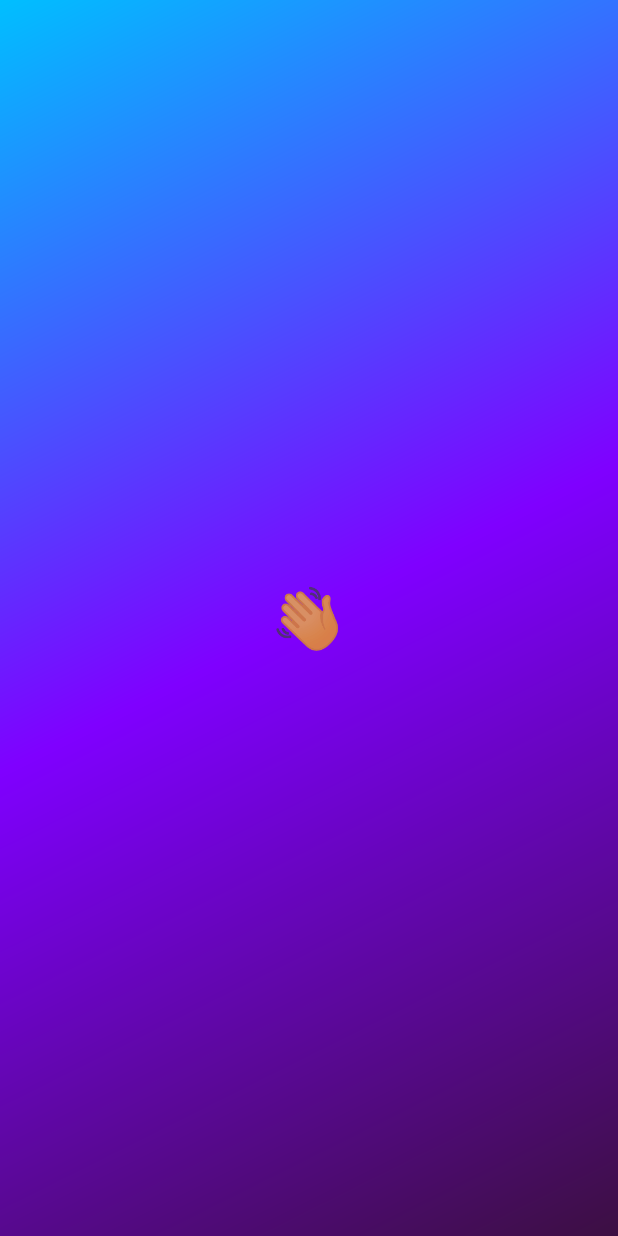
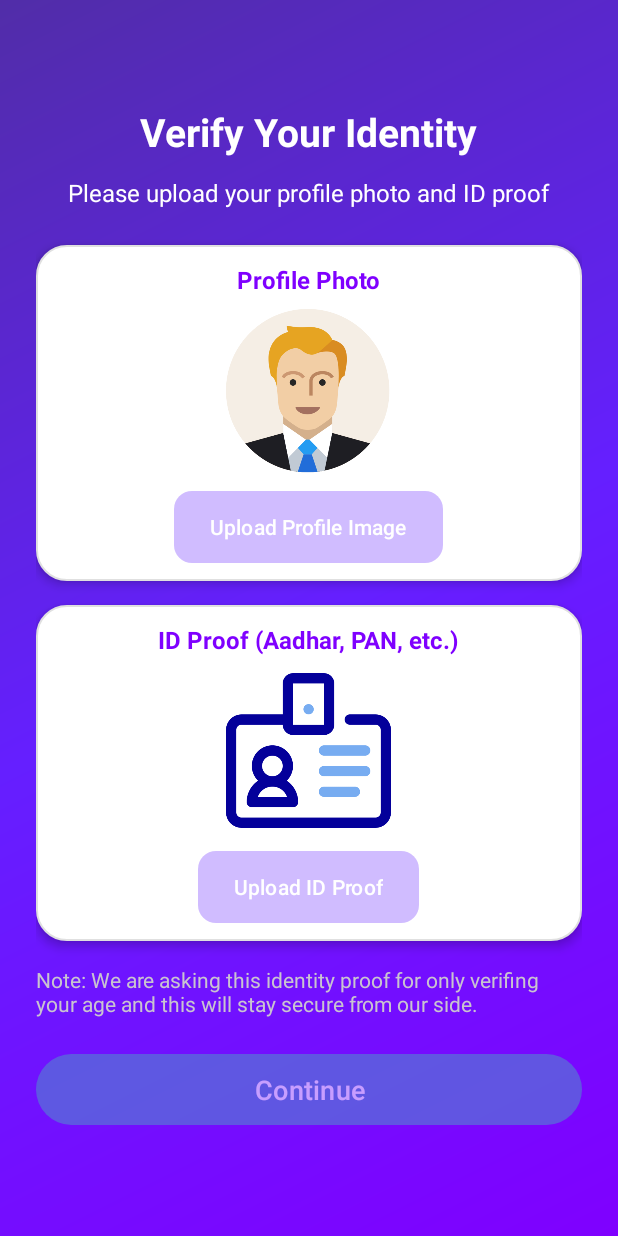
Before and after one commit to Harshilbhudiyaa/final_juglu, an Android app: the LookingForActivity screen opened directly, with no data from a screen before it, after a tap on "Confirm", on a phone screen of 412 x 824 dp. Run offline under Robolectric (Android 15) with nearby library versions, the phone set to English and light mode, and no system bars; 1 other tap on this screen came first.

Commit message:
identity_ver

```diff
--- a/app/src/main/AndroidManifest.xml
+++ b/app/src/main/AndroidManifest.xml
@@ -12,6 +12,9 @@
         android:supportsRtl="true"
         android:theme="@style/Theme.MyApp"
         tools:targetApi="31">
+        <activity android:name=".IdentityUploadActivity"
+            android:exported="false"/>
+
         <activity
             android:name=".LookingForActivity"
             android:exported="false" />
--- /dev/null
+++ b/app/src/main/java/com/infowave/demo/IdentityUploadActivity.java
@@ -0,0 +1,87 @@
+package com.infowave.demo;
+
+import android.content.Intent;
+import android.graphics.Bitmap;
+import android.net.Uri;
+import android.os.Bundle;
+import android.provider.MediaStore;
+import android.widget.Button;
+import android.widget.ImageView;
+
+import androidx.annotation.Nullable;
+import androidx.appcompat.app.AppCompatActivity;
+
+import java.io.IOException;
+
+public class IdentityUploadActivity extends AppCompatActivity {
+
+    private static final int PICK_PROFILE_IMAGE = 101;
+    private static final int PICK_ID_PROOF = 102;
+
+    private ImageView imgProfile, imgIdProof;
+    private Button btnPickProfile, btnPickIdProof, btnContinue;
+
+    private boolean isProfileUploaded = false;
+    private boolean isIdUploaded = false;
+
+    @Override
+    protected void onCreate(Bundle savedInstanceState) {
+        super.onCreate(savedInstanceState);
+        setContentView(R.layout.identity_document_upload);
+
+        imgProfile = findViewById(R.id.imgProfile);
+        imgIdProof = findViewById(R.id.imgIdProof);
+        btnPickProfile = findViewById(R.id.btnPickProfile);
+        btnPickIdProof = findViewById(R.id.btnPickIdProof);
+        btnContinue = findViewById(R.id.btnContinue);
+
+        // Start with Continue button disabled
+        btnContinue.setEnabled(false);
+        btnContinue.setAlpha(0.6f);
+
+        btnPickProfile.setOnClickListener(v -> pickImage(PICK_PROFILE_IMAGE));
+        btnPickIdProof.setOnClickListener(v -> pickImage(PICK_ID_PROOF));
+
+        btnContinue.setOnClickListener(v -> {
+            // On continue, move to MainActivity
+            startActivity(new Intent(IdentityUploadActivity.this, Main.class));
+            finish();
+        });
+    }
+
+    private void pickImage(int requestCode) {
+        Intent intent = new Intent(Intent.ACTION_PICK, MediaStore.Images.Media.EXTERNAL_CONTENT_URI);
+        startActivityForResult(Intent.createChooser(intent, "Select Image"), requestCode);
+    }
+
+    @Override
+    protected void onActivityResult(int requestCode, int resultCode, @Nullable Intent data) {
+        super.onActivityResult(requestCode, resultCode, data);
+
+        if (resultCode == RESULT_OK && data != null && data.getData() != null) {
+            Uri selectedImageUri = data.getData();
+            try {
+                Bitmap bitmap = MediaStore.Images.Media.getBitmap(this.getContentResolver(), selectedImageUri);
+
+                if (requestCode == PICK_PROFILE_IMAGE) {
+                    imgProfile.setImageBitmap(bitmap);
+                    isProfileUploaded = true;
+                } else if (requestCode == PICK_ID_PROOF) {
+                    imgIdProof.setImageBitmap(bitmap);
+                    isIdUploaded = true;
+                }
+                // Enable the continue button if both images are uploaded
+                checkBothImagesUploaded();
+
+            } catch (IOException e) {
+                e.printStackTrace();
+            }
+        }
+    }
+
+    private void checkBothImagesUploaded() {
+        boolean enabled = isProfileUploaded && isIdUploaded;
+        btnContinue.setEnabled(enabled);
+        btnContinue.setAlpha(enabled ? 1f : 0.6f);
+    }
+}
--- a/app/src/main/java/com/infowave/demo/LookingForActivity.java
+++ b/app/src/main/java/com/infowave/demo/LookingForActivity.java
@@ -67,10 +67,14 @@ public class LookingForActivity extends AppCompatActivity {
     }
 
     private void navigateToHome(String selection) {
-        Intent intent = new Intent(LookingForActivity.this, Main.class);
-        intent.putExtra("lookingFor", selection);
+        Intent intent = new Intent(LookingForActivity.this, IdentityUploadActivity.class);
+        if (getIntent().getExtras() != null) {
+            intent.putExtras(getIntent().getExtras()); // chain all previous user info
+        }
+        intent.putExtra("lookingFor", selection); // add this step's info
         startActivity(intent);
         overridePendingTransition(android.R.anim.fade_in, android.R.anim.fade_out);
         finish();
     }
+
 }
--- /dev/null
+++ b/app/src/main/res/layout/identity_document_upload.xml
@@ -0,0 +1,138 @@
+<?xml version="1.0" encoding="utf-8"?>
+<ScrollView xmlns:android="http://schemas.android.com/apk/res/android"
+    xmlns:app="http://schemas.android.com/apk/res-auto"
+    android:layout_width="match_parent"
+    android:layout_height="match_parent"
+    android:background="@drawable/gradient_background"
+    android:fillViewport="true">
+
+    <LinearLayout
+        android:layout_width="match_parent"
+        android:layout_height="wrap_content"
+        android:orientation="vertical"
+        android:gravity="center"
+        android:padding="24dp">
+
+        <!-- Header -->
+        <TextView
+            android:layout_width="wrap_content"
+            android:layout_height="wrap_content"
+            android:text="Verify Your Identity"
+            android:textSize="26sp"
+            android:textStyle="bold"
+            android:textColor="@color/white"
+            android:layout_marginBottom="12dp"/>
+
+        <TextView
+            android:layout_width="wrap_content"
+            android:layout_height="wrap_content"
+            android:text="Please upload your profile photo and ID proof"
+            android:textSize="16sp"
+            android:textColor="@color/white"
+            android:layout_marginBottom="24dp"/>
+
+        <!-- Profile Image Picker -->
+        <LinearLayout
+            android:layout_width="match_parent"
+            android:layout_height="wrap_content"
+            android:orientation="vertical"
+            android:gravity="center"
+            android:padding="12dp"
+            android:background="@drawable/form_container_bg"
+            android:elevation="4dp"
+            android:layout_marginBottom="16dp">
+
+            <TextView
+                android:layout_width="wrap_content"
+                android:layout_height="wrap_content"
+                android:text="Profile Photo"
+                android:textSize="16sp"
+                android:textColor="#7F00FF"
+                android:textStyle="bold"
+                android:layout_marginBottom="8dp"/>
+
+            <ImageView
+                android:id="@+id/imgProfile"
+                android:layout_width="110dp"
+                android:layout_height="110dp"
+                android:src="@drawable/ic_profile_placeholder"
+                android:scaleType="centerCrop"
+
+                android:clickable="true"
+                android:focusable="true"
+                android:contentDescription="Profile photo"
+                android:layout_marginBottom="12dp"/>
+
+            <Button
+                android:id="@+id/btnPickProfile"
+                android:layout_width="wrap_content"
+                android:layout_height="wrap_content"
+                android:text="Upload Profile Image"
+                android:textColor="@android:color/white"
+                android:background="@drawable/button_gradient"/>
+        </LinearLayout>
+
+        <!-- ID Proof Picker -->
+        <LinearLayout
+            android:layout_width="match_parent"
+            android:layout_height="wrap_content"
+            android:orientation="vertical"
+            android:gravity="center"
+            android:padding="12dp"
+            android:background="@drawable/form_container_bg"
+            android:elevation="4dp"
+            android:layout_marginBottom="16dp">
+
+            <TextView
+                android:layout_width="wrap_content"
+                android:layout_height="wrap_content"
+                android:text="ID Proof (Aadhar, PAN, etc.)"
+                android:textSize="16sp"
+                android:textColor="#7F00FF"
+                android:textStyle="bold"
+                android:layout_marginBottom="8dp"/>
+
+            <ImageView
+                android:id="@+id/imgIdProof"
+                android:layout_width="110dp"
+                android:layout_height="110dp"
+                android:src="@drawable/ic_id_placeholder"
+                android:scaleType="centerCrop"
+
+                android:clickable="true"
+                android:focusable="true"
+                android:contentDescription="ID Proof"
+                android:layout_marginBottom="12dp"/>
+
+            <Button
+                android:id="@+id/btnPickIdProof"
+                android:layout_width="wrap_content"
+                android:layout_height="wrap_content"
+                android:text="Upload ID Proof"
+                android:textColor="@android:color/white"
+                android:background="@drawable/button_gradient"/>
+        </LinearLayout>
+
+    <TextView
+        android:layout_width="match_parent"
+        android:layout_height="wrap_content"
+        android:text="Note: We are asking this identity proof for only verifing your age and this will stay secure from our side."/>
+
+        <!-- Continue Button -->
+        <Button
+            android:id="@+id/btnContinue"
+            android:layout_width="match_parent"
+            android:layout_height="55dp"
+            android:text="Continue"
+            android:textAllCaps="false"
+            android:textSize="18sp"
+            android:layout_marginTop="20dp"
+            android:textColor="@android:color/white"
+            app:backgroundTint="#5288CF"
+            android:elevation="6dp"
+            android:fontFamily="sans-serif-medium"
+            android:letterSpacing="0.01"
+            android:enabled="false"
+            android:alpha="0.6"/>
+    </LinearLayout>
+</ScrollView>
```
Also changed, not shown: app/src/main/res/drawable/ic_id_placeholder.png (added), app/src/main/res/drawable/ic_profile_placeholder.png (added).
